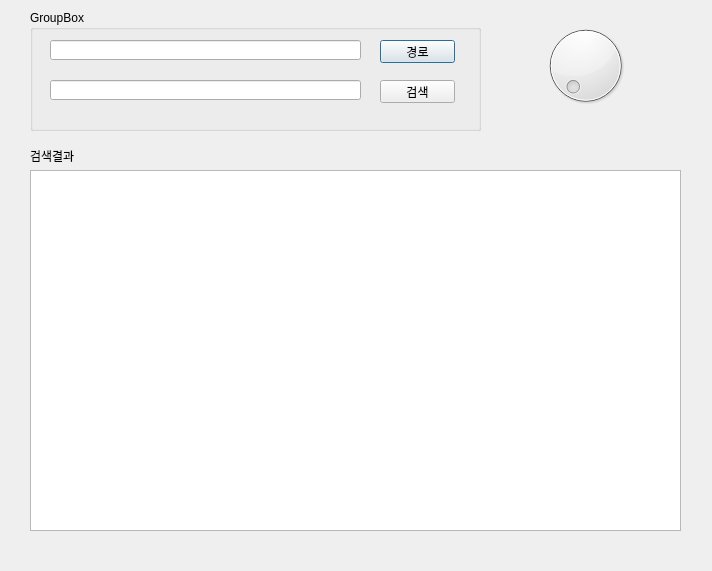
The window that python/MainFind.ui (ysy0121/hello-ysy) describes before a commit, drawn with Qt 5.
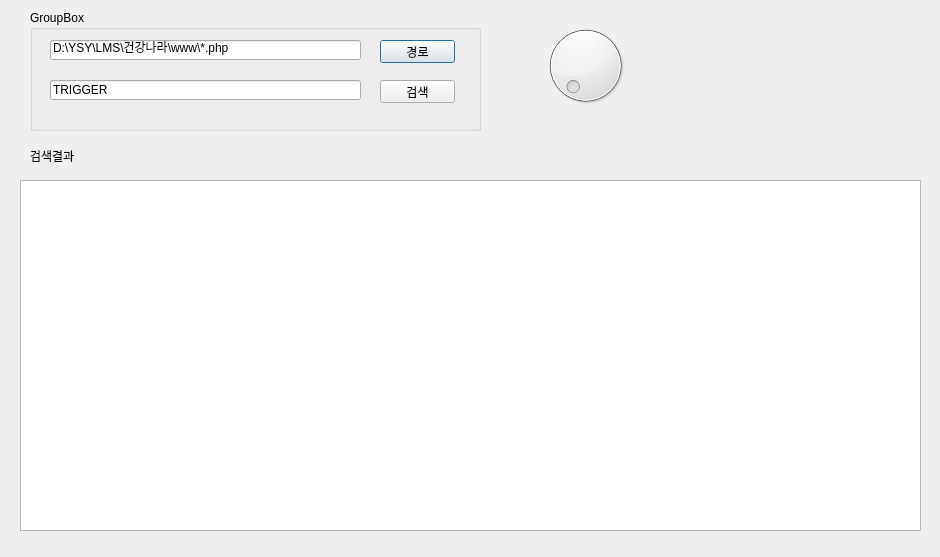
The same window after the commit. Icons and pictures are not drawn.

What changed in the file:
```diff
--- a/python/MainFind.ui
+++ b/python/MainFind.ui
@@ -6,8 +6,8 @@
    <rect>
     <x>0</x>
     <y>0</y>
-    <width>712</width>
-    <height>571</height>
+    <width>940</width>
+    <height>557</height>
    </rect>
   </property>
   <property name="windowTitle">
@@ -38,6 +38,9 @@
       <height>20</height>
      </rect>
     </property>
+    <property name="text">
+     <string>D:\YSY\LMS\건강나라\www\*.php</string>
+    </property>
    </widget>
    <widget class="QPushButton" name="pushButton">
     <property name="geometry">
@@ -74,6 +77,9 @@
       <height>20</height>
      </rect>
     </property>
+    <property name="text">
+     <string>TRIGGER</string>
+    </property>
    </widget>
   </widget>
   <widget class="QLabel" name="label">
@@ -89,16 +95,6 @@
     <string>검색결과</string>
    </property>
   </widget>
-  <widget class="QPlainTextEdit" name="plainTextEdit">
-   <property name="geometry">
-    <rect>
-     <x>30</x>
-     <y>170</y>
-     <width>651</width>
-     <height>361</height>
-    </rect>
-   </property>
-  </widget>
   <widget class="QDial" name="dial">
    <property name="geometry">
     <rect>
@@ -109,6 +105,22 @@
     </rect>
    </property>
   </widget>
+  <widget class="QPlainTextEdit" name="plainTextEdit">
+   <property name="geometry">
+    <rect>
+     <x>20</x>
+     <y>180</y>
+     <width>901</width>
+     <height>351</height>
+    </rect>
+   </property>
+   <property name="sizePolicy">
+    <sizepolicy hsizetype="Maximum" vsizetype="Expanding">
+     <horstretch>0</horstretch>
+     <verstretch>0</verstretch>
+    </sizepolicy>
+   </property>
+  </widget>
  </widget>
  <tabstops>
   <tabstop>lineEdit2</tabstop>
```
Left out of the diff: 1 changed line with no effect on the pictures.
